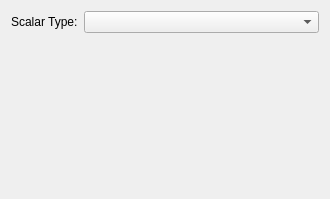
Old version of the form src/qt-widgets/ReconstructScalarCoverageLayerOptionsWidgetUi.ui in the repository GPlates/GPlates.
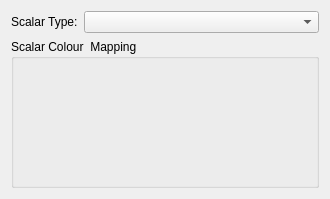
New version of the form.

```diff
--- a/src/qt-widgets/ReconstructScalarCoverageLayerOptionsWidgetUi.ui
+++ b/src/qt-widgets/ReconstructScalarCoverageLayerOptionsWidgetUi.ui
@@ -13,7 +13,7 @@
   <property name="windowTitle">
    <string>Layers</string>
   </property>
-  <layout class="QVBoxLayout" name="verticalLayout">
+  <layout class="QVBoxLayout" name="verticalLayout_2">
    <item>
     <layout class="QGridLayout" name="gridLayout">
      <item row="0" column="0">
@@ -36,7 +36,22 @@
     </layout>
    </item>
    <item>
-    <widget class="QWidget" name="palette_placeholder_widget" native="true"/>
+    <widget class="QGroupBox" name="scalar_colour_mapping_groupbox">
+     <property name="title">
+      <string>Scalar Colour  Mapping</string>
+     </property>
+     <layout class="QVBoxLayout" name="verticalLayout">
+      <property name="spacing">
+       <number>3</number>
+      </property>
+      <property name="margin">
+       <number>6</number>
+      </property>
+      <item>
+       <widget class="QWidget" name="palette_placeholder_widget" native="true"/>
+      </item>
+     </layout>
+    </widget>
    </item>
   </layout>
  </widget>
```
